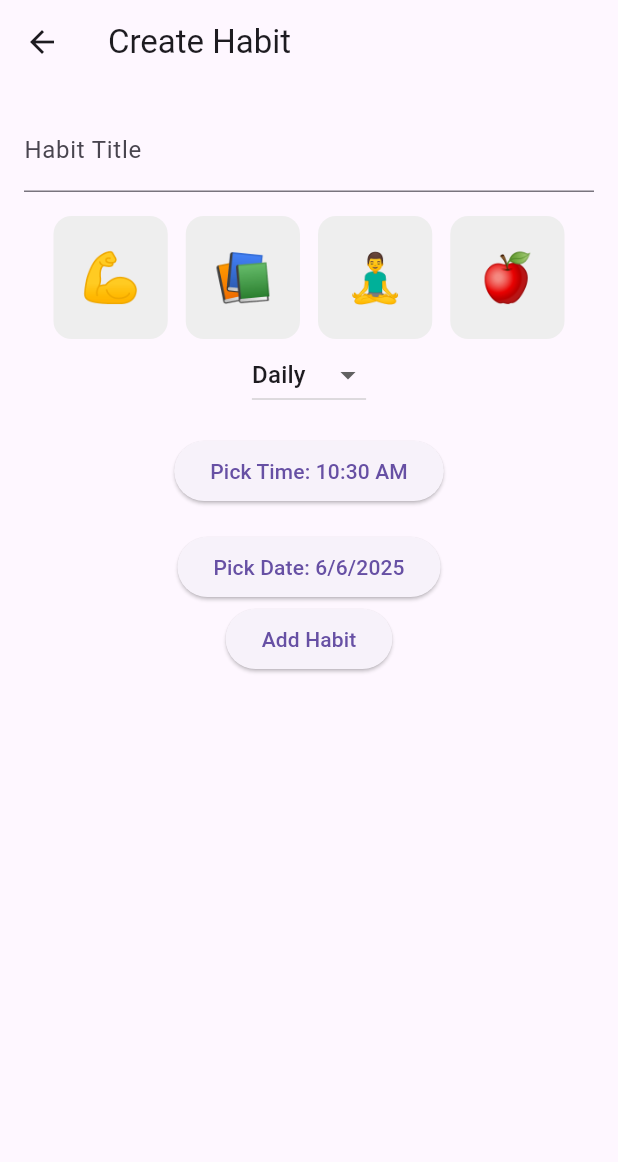
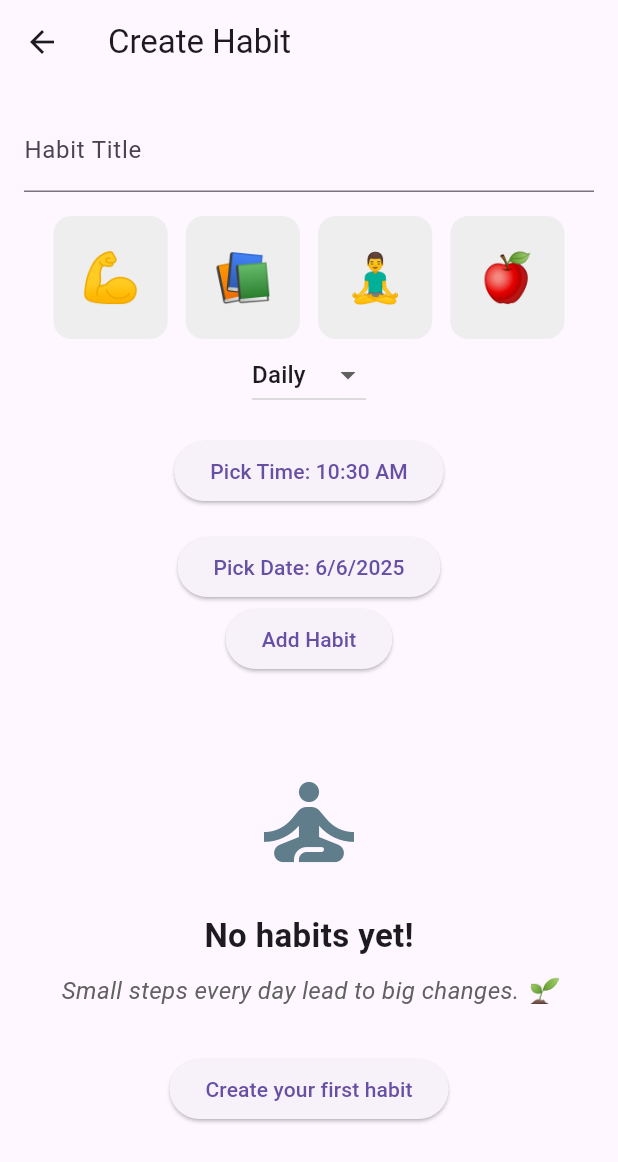
Before and after one commit to videepsinghal27/habitloop_app, a Flutter app: the HabitCreationScreen screen opened directly, on a phone screen of 412 x 824 dp. Shown: the top 1162 px of the screen. Run offline on Flutter 3.47's test engine with Material 3 defaults, Android fonts, the phone set to English and light mode, and no system bars.

Commit message:
feat: Complete Sprint 1 - Habit creation, detail modal, and empty state UI

```diff
--- a/lib/screens/habit_creation_screen.dart
+++ b/lib/screens/habit_creation_screen.dart
@@ -35,12 +35,11 @@ class Habit {
 
 class _HabitCreationScreenState extends State<HabitCreationScreen> {
   final TextEditingController _titleController = TextEditingController();
+  final String _motivationalQuote = "Small steps every day lead to big changes. 🌱";
   String? _selectedEmoji;
   String _selectedFrequency = 'Daily';
   DateTime _selectedDate = DateTime.now();
   TimeOfDay _selectedTime = TimeOfDay.now();
-
-  final List<Habit> _habits = [];
 
   void _pickDate() async {
   final DateTime? picked = await showDatePicker(
@@ -254,7 +253,38 @@ void _submitHabit() {
               child: Text('Add Habit'),
             ),
             Expanded(
-              child: ListView.builder(
+              child: HabitStore.habits.isEmpty
+                  ? Center(
+                      child: Column(
+                        mainAxisAlignment: MainAxisAlignment.center,
+                        children: [
+                          Icon(Icons.self_improvement, size: 80, color: Colors.blueGrey),
+                          SizedBox(height: 20),
+                          Text(
+                            'No habits yet!',
+                            style: TextStyle(fontSize: 22, fontWeight: FontWeight.bold),
+                          ),
+                          SizedBox(height: 10),
+                          Text(
+                            _motivationalQuote,
+                            textAlign: TextAlign.center,
+                            style: TextStyle(
+                              fontSize: 16,
+                              fontStyle: FontStyle.italic,
+                              color: Colors.grey[700],
+                            ),
+                          ),
+                          SizedBox(height: 30),
+                          ElevatedButton(
+                            onPressed: () {
+                              // Could scroll to top or open focus in future
+                            },
+                            child: Text('Create your first habit'),
+                          ),
+                        ],
+                      ),
+                    )
+                  : ListView.builder(
                       itemCount: HabitStore.habits.length,
                       itemBuilder: (context, index) {
                         final habit = HabitStore.habits[index];
```
Lines whose indentation alone changed are shown as unchanged.
